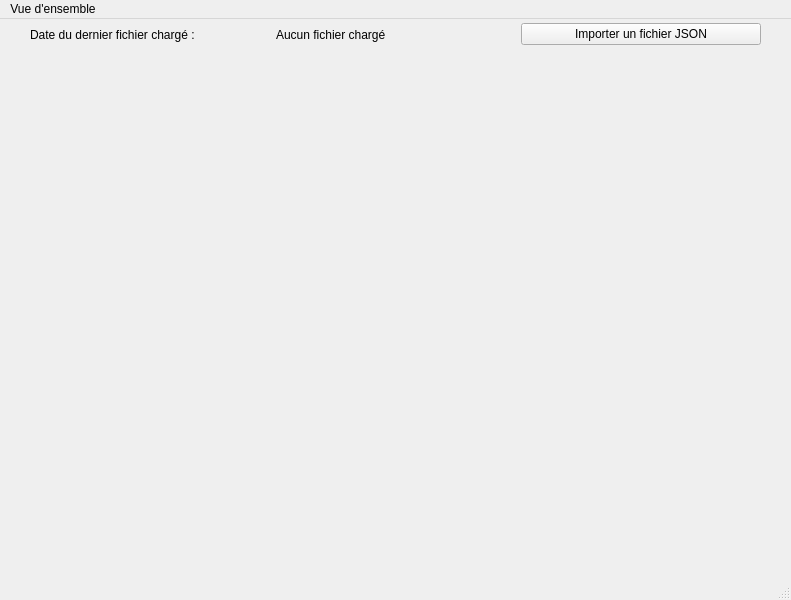
This is ui/main_window.ui in estebanthi/DreamsAnalyzer as Qt 5 draws it before an edit. The edited form follows.
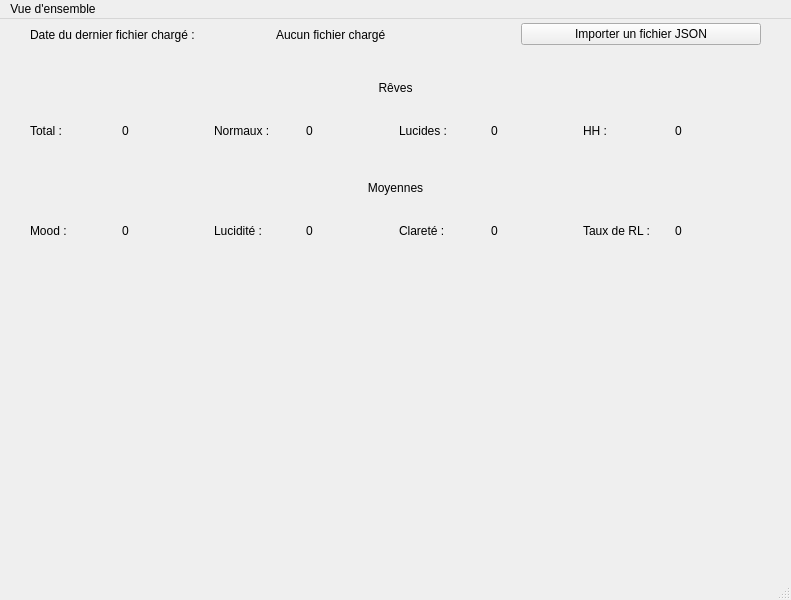
This is the edited form.

```diff
--- a/ui/main_window.ui
+++ b/ui/main_window.ui
@@ -47,6 +47,170 @@
      </item>
     </layout>
    </widget>
+   <widget class="QWidget" name="verticalLayoutWidget">
+    <property name="geometry">
+     <rect>
+      <x>30</x>
+      <y>50</y>
+      <width>731</width>
+      <height>80</height>
+     </rect>
+    </property>
+    <layout class="QVBoxLayout" name="verticalLayout">
+     <item>
+      <widget class="QLabel" name="label">
+       <property name="text">
+        <string>Rêves</string>
+       </property>
+       <property name="alignment">
+        <set>Qt::AlignCenter</set>
+       </property>
+      </widget>
+     </item>
+     <item>
+      <layout class="QHBoxLayout" name="horizontalLayout_2">
+       <item>
+        <widget class="QLabel" name="last_file_loaded_value_2">
+         <property name="text">
+          <string>Total : </string>
+         </property>
+        </widget>
+       </item>
+       <item>
+        <widget class="QLabel" name="dreams_total_value">
+         <property name="text">
+          <string>0</string>
+         </property>
+        </widget>
+       </item>
+       <item>
+        <widget class="QLabel" name="label_2">
+         <property name="text">
+          <string>Normaux :</string>
+         </property>
+        </widget>
+       </item>
+       <item>
+        <widget class="QLabel" name="dreams_normal_value">
+         <property name="text">
+          <string>0</string>
+         </property>
+        </widget>
+       </item>
+       <item>
+        <widget class="QLabel" name="label_4">
+         <property name="text">
+          <string>Lucides :</string>
+         </property>
+        </widget>
+       </item>
+       <item>
+        <widget class="QLabel" name="dreams_lucid_value">
+         <property name="text">
+          <string>0</string>
+         </property>
+        </widget>
+       </item>
+       <item>
+        <widget class="QLabel" name="label_6">
+         <property name="text">
+          <string>HH :</string>
+         </property>
+        </widget>
+       </item>
+       <item>
+        <widget class="QLabel" name="dreams_hh_value">
+         <property name="text">
+          <string>0</string>
+         </property>
+        </widget>
+       </item>
+      </layout>
+     </item>
+    </layout>
+   </widget>
+   <widget class="QWidget" name="verticalLayoutWidget_2">
+    <property name="geometry">
+     <rect>
+      <x>30</x>
+      <y>150</y>
+      <width>731</width>
+      <height>80</height>
+     </rect>
+    </property>
+    <layout class="QVBoxLayout" name="verticalLayout_2">
+     <item>
+      <widget class="QLabel" name="label_3">
+       <property name="text">
+        <string>Moyennes</string>
+       </property>
+       <property name="alignment">
+        <set>Qt::AlignCenter</set>
+       </property>
+      </widget>
+     </item>
+     <item>
+      <layout class="QHBoxLayout" name="horizontalLayout_3">
+       <item>
+        <widget class="QLabel" name="last_file_loaded_value_3">
+         <property name="text">
+          <string>Mood :</string>
+         </property>
+        </widget>
+       </item>
+       <item>
+        <widget class="QLabel" name="mood_mean">
+         <property name="text">
+          <string>0</string>
+         </property>
+        </widget>
+       </item>
+       <item>
+        <widget class="QLabel" name="label_5">
+         <property name="text">
+          <string>Lucidité :</string>
+         </property>
+        </widget>
+       </item>
+       <item>
+        <widget class="QLabel" name="lucidity_mean">
+         <property name="text">
+          <string>0</string>
+         </property>
+        </widget>
+       </item>
+       <item>
+        <widget class="QLabel" name="label_7">
+         <property name="text">
+          <string>Clareté :</string>
+         </property>
+        </widget>
+       </item>
+       <item>
+        <widget class="QLabel" name="clear_mean">
+         <property name="text">
+          <string>0</string>
+         </property>
+        </widget>
+       </item>
+       <item>
+        <widget class="QLabel" name="label_8">
+         <property name="text">
+          <string>Taux de RL :</string>
+         </property>
+        </widget>
+       </item>
+       <item>
+        <widget class="QLabel" name="rl_percent_value">
+         <property name="text">
+          <string>0</string>
+         </property>
+        </widget>
+       </item>
+      </layout>
+     </item>
+    </layout>
+   </widget>
   </widget>
   <widget class="QMenuBar" name="menubar">
    <property name="geometry">
```
